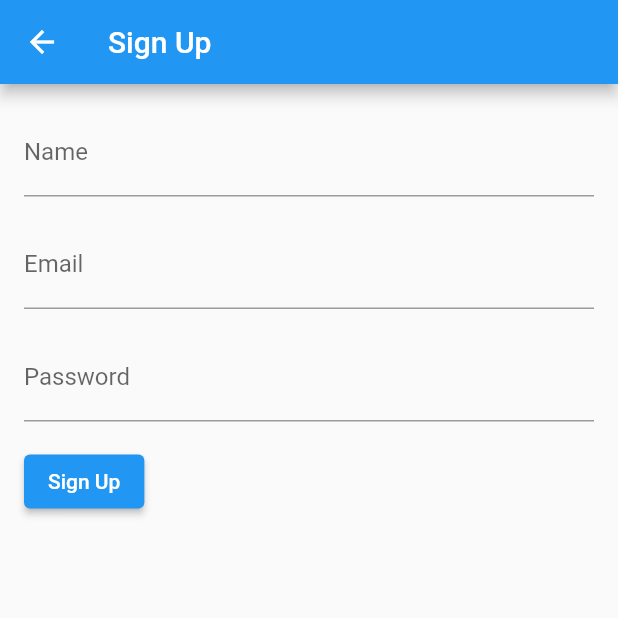
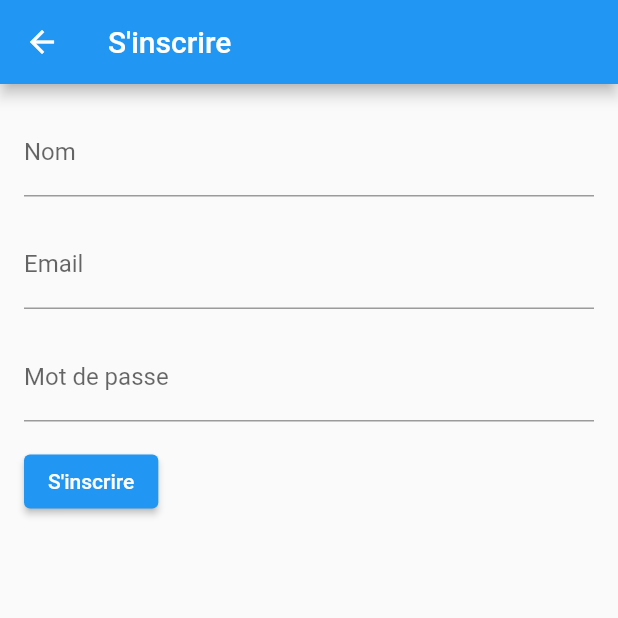
Before and after one commit to Atelier2023/AppFlutter, a Flutter app: the screen it shows after launch, after a tap on "S'inscrire", on a phone screen of 412 x 824 dp, the top half of it. Run offline on Flutter 3.47's test engine with Material 2 defaults, Android fonts, the phone set to English and light mode, and no system bars.

```diff
--- a/lib/inscription.dart
+++ b/lib/inscription.dart
@@ -1,4 +1,6 @@
 import 'package:flutter/material.dart';
+import 'package:http/http.dart' as http;
+
 
 class SignUpPage extends StatefulWidget {
   @override
@@ -12,12 +14,11 @@ class _SignUpPageState extends State<SignUpPage> {
   String? _email;
   String? _password;
 
-  void _submit() {
+  void _submit() async {
     if (_formKey.currentState?.validate() ?? false) {
-      // Do something with the form data
-      print('Name: $_name');
-      print('Email: $_email');
-      print('Password: $_password');
+      final httpPackageUrl = Uri.http('localhost:19106', 'users');
+      final httpPackageInfo = await http.read(httpPackageUrl);
+      print(httpPackageInfo);
     }
   }
 
@@ -25,7 +26,7 @@ class _SignUpPageState extends State<SignUpPage> {
   Widget build(BuildContext context) {
     return Scaffold(
       appBar: AppBar(
-        title: Text('Sign Up'),
+        title: Text("S'inscrire"),
       ),
       body: Padding(
         padding: const EdgeInsets.all(16.0),
@@ -36,11 +37,11 @@ class _SignUpPageState extends State<SignUpPage> {
             children: [
               TextFormField(
                 decoration: InputDecoration(
-                  labelText: 'Name',
+                  labelText: 'Nom',
                 ),
                 validator: (value) {
                   if (value?.isEmpty ?? true) {
-                    return 'Please enter your name';
+                    return 'Veuillez entrer un nom';
                   }
                   return null;
                 },
@@ -58,9 +59,9 @@ class _SignUpPageState extends State<SignUpPage> {
                 keyboardType: TextInputType.emailAddress,
                 validator: (value) {
                   if (value?.isEmpty ?? true) {
-                    return 'Please enter your email';
+                    return 'Veuillez entrer un email';
                   } else if (!(value?.contains('@') ?? false)) {
-                    return 'Please enter a valid email address';
+                    return 'Veuillez entrer un email valide';
                   }
                   return null;
                 },
@@ -73,16 +74,17 @@ class _SignUpPageState extends State<SignUpPage> {
               SizedBox(height: 16.0),
               TextFormField(
                 decoration: InputDecoration(
-                  labelText: 'Password',
+                  labelText: 'Mot de passe',
                 ),
                 obscureText: true,
                 validator: (value) {
-                if (value == null || value.isEmpty) {
-                  return 'Please enter a password';
-                } else if (value.length < 6) {
-                  return 'Password must be at least 6 characters long';
-                }
-                return null;
+                  if (value == null || value.isEmpty) {
+                    return 'Veuillez entrer un mot de passe';
+                  } else if (value.length < 6) {
+                    return 'Le mot de passe doit avoir une longueur de 6 caractères minimum';
+                  }
+
+                  return null;
                 },
                 onChanged: (value) {
                   setState(() {
@@ -93,7 +95,7 @@ class _SignUpPageState extends State<SignUpPage> {
               SizedBox(height: 16.0),
               ElevatedButton(
                 onPressed: _submit,
-                child: Text('Sign Up'),
+                child: Text("S'inscrire"),
               ),
             ],
           ),
--- a/lib/main.dart
+++ b/lib/main.dart
@@ -16,15 +16,6 @@ class MyApp extends StatelessWidget {
       debugShowCheckedModeBanner: false,
       title: 'Flutter Demo',
       theme: ThemeData(
-        // This is the theme of your application.
-        //
-        // Try running your application with "flutter run". You'll see the
-        // application has a blue toolbar. Then, without quitting the app, try
-        // changing the primarySwatch below to Colors.green and then invoke
-        // "hot reload" (press "r" in the console where you ran "flutter run",
-        // or simply save your changes to "hot reload" in a Flutter IDE).
-        // Notice that the counter didn't reset back to zero; the application
-        // is not restarted.
         primarySwatch: Colors.blue,
       ),
       home: const MyHomePage(title: 'Flutter Demo Home Page'),
@@ -35,15 +26,6 @@ class MyApp extends StatelessWidget {
 class MyHomePage extends StatefulWidget {
   const MyHomePage({super.key, required this.title});
 
-  // This widget is the home page of your application. It is stateful, meaning
-  // that it has a State object (defined below) that contains fields that affect
-  // how it looks.
-
-  // This class is the configuration for the state. It holds the values (in this
-  // case the title) provided by the parent (in this case the App widget) and
-  // used by the build method of the State. Fields in a Widget subclass are
-  // always marked "final".
-
   final String title;
 
   @override
@@ -51,20 +33,6 @@ class MyHomePage extends StatefulWidget {
 }
 
 class _MyHomePageState extends State<MyHomePage> {
-  int _counter = 0;
-
-
-  void _incrementCounter() {
-    setState(() {
-      // This call to setState tells the Flutter framework that something has
-      // changed in this State, which causes it to rerun the build method below
-      // so that the display can reflect the updated values. If we changed
-      // _counter without calling setState(), then the build method would not be
-      // called again, and so nothing would appear to happen.
-      _counter++;
-    });
-  }
-
     void _handleLoginPressed() {
       Navigator.push(
         context,
@@ -81,46 +49,15 @@ class _MyHomePageState extends State<MyHomePage> {
 
   @override
   Widget build(BuildContext context) {
-    // This method is rerun every time setState is called, for instance as done
-    // by the _incrementCounter method above.
-    //
-    // The Flutter framework has been optimized to make rerunning build methods
-    // fast, so that you can just rebuild anything that needs updating rather
-    // than having to individually change instances of widgets.
     return Scaffold(
       appBar: AppBar(
-        // Here we take the value from the MyHomePage object that was created by
-        // the App.build method, and use it to set our appbar title.
         title: Text(widget.title),
       ),
       body: Center(
-        // Center is a layout widget. It takes a single child and positions it
-        // in the middle of the parent.
         child: Column(
-          // Column is also a layout widget. It takes a list of children and
-          // arranges them vertically. By default, it sizes itself to fit its
-          // children horizontally, and tries to be as tall as its parent.
-          //
-          // Invoke "debug painting" (press "p" in the console, choose the
-          // "Toggle Debug Paint" action from the Flutter Inspector in Android
-          // Studio, or the "Toggle Debug Paint" command in Visual Studio Code)
-          // to see the wireframe for each widget.
-          //
-          // Column has various properties to control how it sizes itself and
-          // how it positions its children. Here we use mainAxisAlignment to
-          // center the children vertically; the main axis here is the vertical
-          // axis because Columns are vertical (the cross axis would be
-          // horizontal).
           mainAxisAlignment: MainAxisAlignment.center,
           children: <Widget>[
-            const Text(
-              'You have pushed the button this many times:',
-            ),
-            Text(
-              '$_counter',
-              style: Theme.of(context).textTheme.headline4,
-            ),
-             const SizedBox(height: 20), // Espacement
+            const SizedBox(height: 20), // Espacement
             ElevatedButton(
               onPressed: _handleLoginPressed,
               child: const Text('Se connecter'),
@@ -132,11 +69,6 @@ class _MyHomePageState extends State<MyHomePage> {
           ],
         ),
       ),
-      floatingActionButton: FloatingActionButton(
-        onPressed: _incrementCounter,
-        tooltip: 'Increment',
-        child: const Icon(Icons.add),
-      ), // This trailing comma makes auto-formatting nicer for build methods.
     );
   }
 }
--- a/pubspec.yaml
+++ b/pubspec.yaml
@@ -36,6 +36,7 @@ dependencies:
   # The following adds the Cupertino Icons font to your application.
   # Use with the CupertinoIcons class for iOS style icons.
   cupertino_icons: ^1.0.2
+  http: ^0.13.5
 
 dev_dependencies:
   flutter_test:
```
Also changed, not shown: pubspec.lock.
